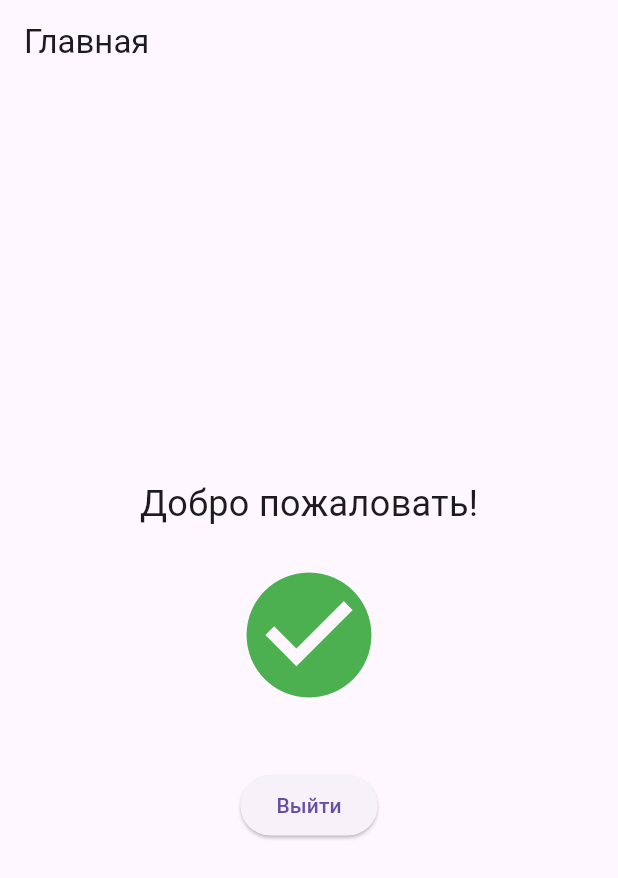
After one commit to baghdat-bm/flutter_auth_app, a Flutter app: the HomeScreen screen opened directly, on a phone screen of 412 x 824 dp. The commit adds this screen. Shown: the top 878 px of the screen. Run offline on Flutter 3.47's test engine with Material 3 defaults, Android fonts, the phone set to English and light mode, and no system bars; our stand-ins replace dio, flutter_secure_storage; accounts and stored records are empty.

Commit message:
feat: complete auth flow with secure storage and home screen

```diff
--- /dev/null
+++ b/lib/features/home/home_screen.dart
@@ -0,0 +1,30 @@
+import 'package:flutter/material.dart';
+
+class HomeScreen extends StatelessWidget {
+  const HomeScreen({super.key});
+
+  @override
+  Widget build(BuildContext context) {
+    return Scaffold(
+      appBar: AppBar(title: const Text('Главная')),
+      body: Center(
+        child: Column(
+          mainAxisAlignment: MainAxisAlignment.center,
+          children: [
+            const Text('Добро пожаловать!', style: TextStyle(fontSize: 24)),
+            const SizedBox(height: 20),
+            const Icon(Icons.check_circle, size: 100, color: Colors.green),
+            const SizedBox(height: 40),
+            ElevatedButton(
+              onPressed: () {
+                // Логику выхода добавим позже
+                Navigator.of(context).pop();
+              },
+              child: const Text('Выйти'),
+            ),
+          ],
+        ),
+      ),
+    );
+  }
+}
```
Also changed, not shown: lib/features/auth/data/datasources/auth_remote_datasource.dart (+16 -19 lines), lib/features/auth/presentation/screens/login_screen.dart (+44 -26 lines).
